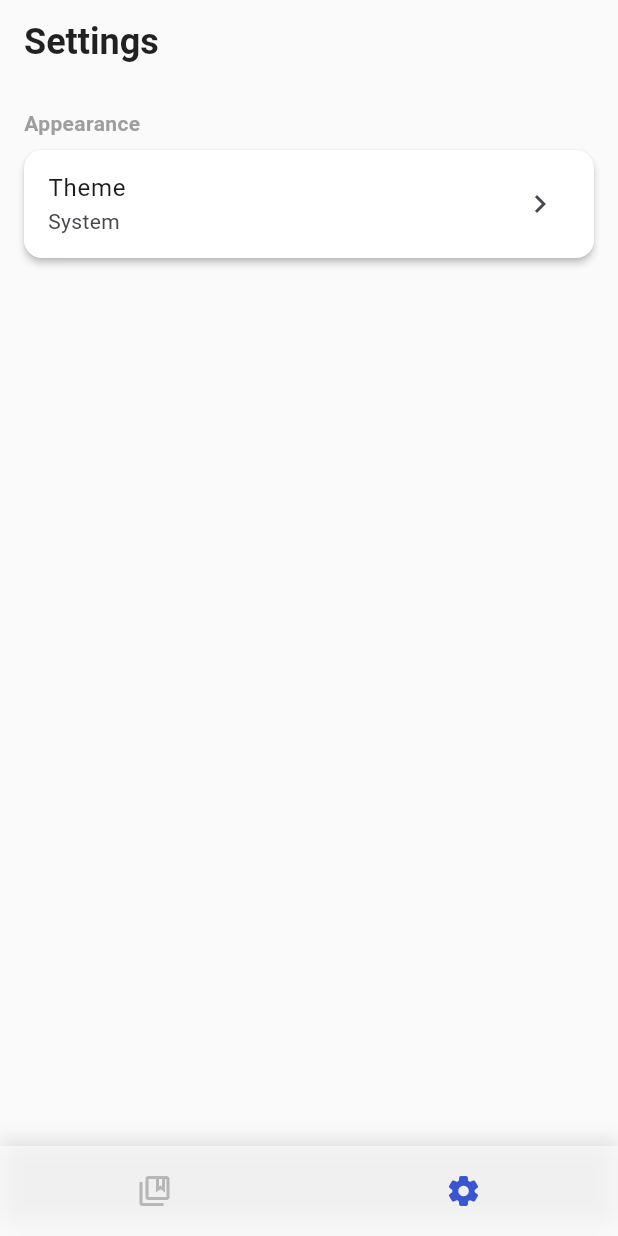
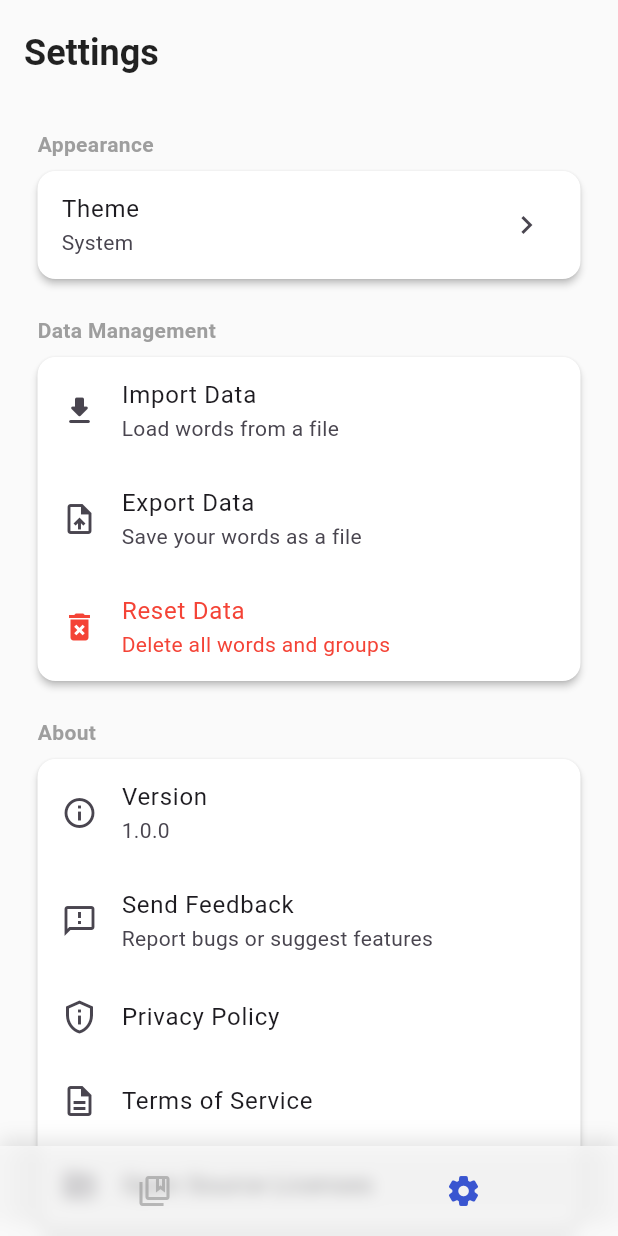
Before and after one commit to wold21/Multilingual-language-learning, a Flutter app: the screen it shows after launch, item 2 of the bottom bar chosen, on a phone screen of 412 x 824 dp. Run offline on Flutter 3.47's test engine with Material 3 defaults, Android fonts, the light colour scheme and no system bars; our stand-ins replace file_picker, flutter_tts, fluttertoast, package_info_plus, share_plus, shared_preferences and 1 more; accounts and stored records are empty.

Commit message:
updated: ..... - 어바웃 메뉴 생성 - 1차 작업 완료

```diff
--- a/lib/pages/main_page.dart
+++ b/lib/pages/main_page.dart
@@ -195,7 +195,7 @@ class _MainPageState extends State<MainPage> {
                 type: ToastType.info,
               );
 
-              await _databaseService.deleteAllWord();
+              await _databaseService.deleteAllWords();
 
               ToastUtils.show(
                 message: 'Complated!',
--- a/lib/pages/settings_page.dart
+++ b/lib/pages/settings_page.dart
@@ -1,8 +1,41 @@
+import 'package:eng_word_storage/components/confirm_dialog.dart';
+import 'package:eng_word_storage/services/app_info_service.dart';
+import 'package:eng_word_storage/services/data_backup_service.dart';
+import 'package:eng_word_storage/services/database_service.dart';
+import 'package:eng_word_storage/services/feedback_service.dart';
+import 'package:eng_word_storage/services/legal_service.dart';
+import 'package:eng_word_storage/utils/toast_util.dart';
 import 'package:flutter/material.dart';
 import '../services/theme_service.dart';
 
 class SettingsPage extends StatelessWidget {
   const SettingsPage({super.key});
+
+  Future<void> _resetData(BuildContext context) async {
+    final confirmed = await ConfirmDialog.show(
+      context: context,
+      title: 'Reset Data',
+      content:
+          'This will delete all words and groups. This action cannot be undone. Are you sure you want to continue?',
+    );
+
+    if (confirmed == true) {
+      try {
+        await DatabaseService.instance.deleteAllWords();
+        await DatabaseService.instance.deleteAllGroups();
+
+        ToastUtils.show(
+          message: 'All data has been reset',
+          type: ToastType.success,
+        );
+      } catch (e) {
+        ToastUtils.show(
+          message: 'Failed to reset data',
+          type: ToastType.error,
+        );
+      }
+    }
+  }
 
   @override
   Widget build(BuildContext context) {
@@ -15,6 +48,9 @@ class SettingsPage extends StatelessWidget {
             fontWeight: FontWeight.bold,
           ),
         ),
+        toolbarHeight: 70,
+        scrolledUnderElevation: 0, // 스크롤 시 그림자 효과 제거
+        elevation: 0,
       ),
       body: ListView(
         children: [
@@ -23,6 +59,67 @@ class SettingsPage extends StatelessWidget {
             title: 'Appearance',
             children: [
               _buildThemeSelector(),
+            ],
+          ),
+          _SettingsSection(
+            title: 'Data Management',
+            children: [
+              ListTile(
+                title: const Text('Import Data'),
+                subtitle: const Text('Load words from a file'),
+                leading: const Icon(Icons.download_rounded),
+                onTap: () => DataBackupService.instance.importData(),
+              ),
+              ListTile(
+                title: const Text('Export Data'),
+                subtitle: const Text('Save your words as a file'),
+                leading: const Icon(Icons.upload_file),
+                onTap: () => DataBackupService.instance.exportData(),
+              ),
+              ListTile(
+                title: const Text('Reset Data'),
+                subtitle: const Text('Delete all words and groups'),
+                leading: const Icon(Icons.delete_forever),
+                textColor: Colors.red,
+                iconColor: Colors.red,
+                onTap: () => _resetData(context),
+              ),
+            ],
+          ),
+          _SettingsSection(
+            title: 'About',
+            children: [
+              FutureBuilder<String>(
+                future: AppInfoService.instance.getAppVersion(),
+                builder: (context, snapshot) {
+                  return ListTile(
+                    title: const Text('Version'),
+                    subtitle: Text(snapshot.data ?? 'Loading...'),
+                    leading: const Icon(Icons.info_outline),
+                  );
+                },
+              ),
+              ListTile(
+                title: const Text('Send Feedback'),
+                subtitle: const Text('Report bugs or suggest features'),
+                leading: const Icon(Icons.feedback_outlined),
+                onTap: () => FeedbackService.instance.sendFeedback(),
+              ),
+              ListTile(
+                title: const Text('Privacy Policy'),
+                leading: const Icon(Icons.privacy_tip_outlined),
+                onTap: () => LegalService.instance.showPrivacyPolicy(context),
+              ),
+              ListTile(
+                title: const Text('Terms of Service'),
+                leading: const Icon(Icons.description_outlined),
+                onTap: () => LegalService.instance.showTermsOfService(context),
+              ),
+              ListTile(
+                title: const Text('Open Source Licenses'),
+                leading: const Icon(Icons.source_outlined),
+                onTap: () => LegalService.instance.showLicenses(context),
+              ),
             ],
           ),
         ],
@@ -46,7 +143,7 @@ class _SettingsSection extends StatelessWidget {
       crossAxisAlignment: CrossAxisAlignment.start,
       children: [
         Padding(
-          padding: const EdgeInsets.symmetric(horizontal: 16),
+          padding: const EdgeInsets.symmetric(horizontal: 25),
           child: Text(
             title,
             style: TextStyle(
@@ -60,7 +157,7 @@ class _SettingsSection extends StatelessWidget {
         ),
         const SizedBox(height: 8),
         Card(
-          margin: const EdgeInsets.symmetric(horizontal: 16),
+          margin: const EdgeInsets.symmetric(horizontal: 25),
           child: Column(
             children: children,
           ),
--- /dev/null
+++ b/lib/services/app_info_service.dart
@@ -0,0 +1,13 @@
+import 'package:package_info_plus/package_info_plus.dart';
+
+class AppInfoService {
+  static final AppInfoService instance = AppInfoService._internal();
+  AppInfoService._internal();
+
+  Future<String> getAppVersion() async {
+    final packageInfo = await PackageInfo.fromPlatform();
+    return packageInfo.version;
+  }
+
+  String get appName => 'Voca Storage';
+}
--- /dev/null
+++ b/lib/services/feedback_service.dart
@@ -0,0 +1,28 @@
+import 'dart:io';
+import 'package:eng_word_storage/services/app_info_service.dart';
+import 'package:url_launcher/url_launcher.dart';
+import '../utils/toast_util.dart';
+
+class FeedbackService {
+  static final FeedbackService instance = FeedbackService._internal();
+  FeedbackService._internal();
+
+  Future<void> sendFeedback() async {
+    final appVersion = await AppInfoService.instance.getAppVersion();
+    final Uri emailLaunchUri =
+        Uri(scheme: 'mailto', path: 'seohae9513@gmail.com', queryParameters: {
+      'subject': 'Voca Storage Feedback',
+      'body':
+          'App Version: $appVersion\nDevice: ${Platform.operatingSystem}\n\nFeedback:'
+    });
+
+    if (await canLaunchUrl(emailLaunchUri)) {
+      await launchUrl(emailLaunchUri);
+    } else {
+      ToastUtils.show(
+        message: 'Could not open email client',
+        type: ToastType.error,
+      );
+    }
+  }
+}
--- /dev/null
+++ b/lib/services/legal_service.dart
@@ -0,0 +1,40 @@
+import 'package:eng_word_storage/components/sheet/common_alert_dialog.dart';
+import 'package:eng_word_storage/services/app_info_service.dart';
+import 'package:flutter/material.dart';
+
+class LegalService {
+  static final LegalService instance = LegalService._internal();
+  LegalService._internal();
+
+  void showPrivacyPolicy(BuildContext context) {
+    CommonAlertDialog.show(
+      context: context,
+      title: 'Privacy Policy',
+      content: 'This app does not collect any personal information. '
+          'All data is stored only on the user\'s device and '
+          'is not transmitted externally.\n\n'
+          'Vocabulary data is stored locally on the user\'s device and '
+          'will not be shared externally unless '
+          'the user explicitly uses the export feature.',
+      confirmText: 'Close',
+    );
+  }
+
+  void showTermsOfService(BuildContext context) {
+    CommonAlertDialog.show(
+      context: context,
+      title: 'Terms of Service',
+      content:
+          'All responsibility for the use of this app lies with the user...',
+      confirmText: 'Close',
+    );
+  }
+
+  void showLicenses(BuildContext context) {
+    showLicensePage(
+      context: context,
+      applicationName: AppInfoService.instance.appName,
+      applicationVersion: '1.0.0',
+    );
+  }
+}
--- a/pubspec.yaml
+++ b/pubspec.yaml
@@ -16,6 +16,12 @@ dependencies:
     path_provider: ^2.1.2
     flutter_tts: ^3.8.5
     cupertino_icons: ^1.0.8
+    intl: ^0.18.1
+    file_picker: ^6.1.1
+    share_plus: ^7.2.1
+    permission_handler: ^11.1.0
+    url_launcher: ^6.2.4
+    package_info_plus: ^5.0.1
 
 dev_dependencies:
     flutter_test:
```
Also changed, not shown: lib/components/sheet/common_alert_dialog.dart (added, +55 -0 lines), lib/services/data_backup_service.dart (added, +147 -0 lines), lib/services/database_service.dart (+28 -2 lines), pubspec.lock, 7 other files.
